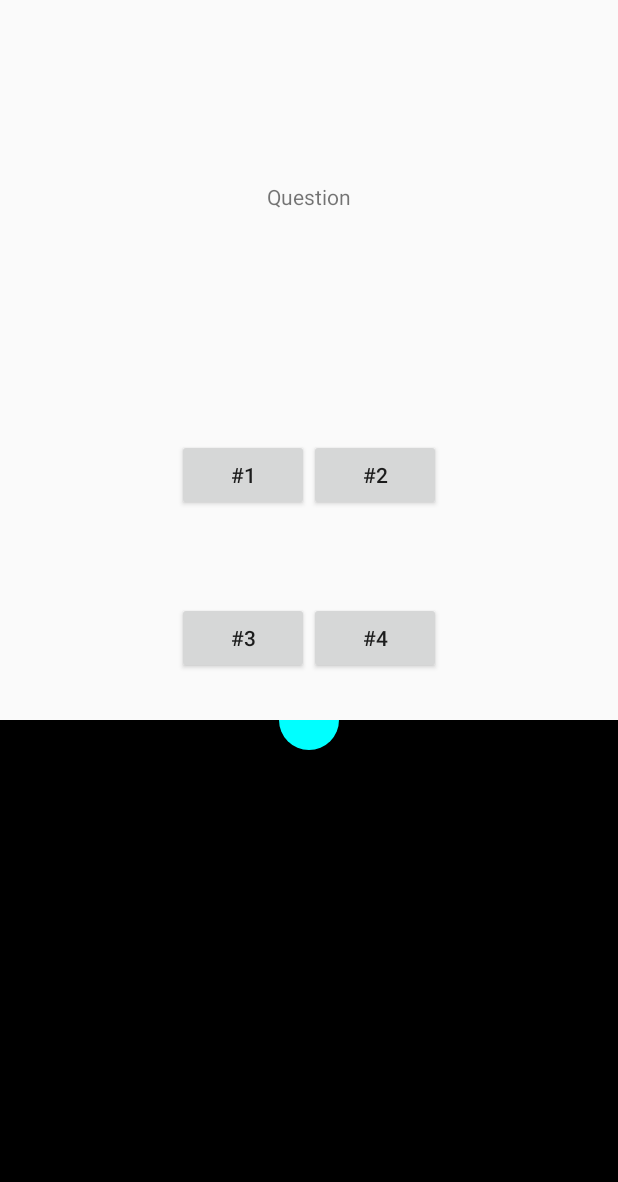
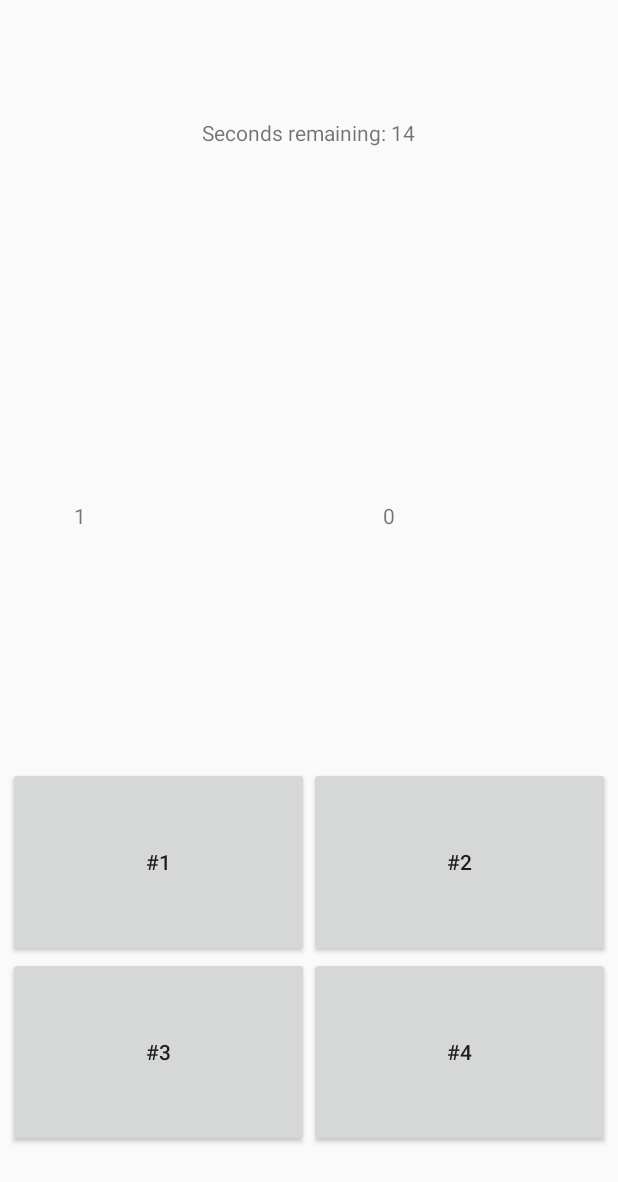
Before and after one commit to LKWBrando/CP3406_Assignment_2, an Android app: the PlayActivity screen opened directly, with no data from a screen before it, on a phone screen of 412 x 824 dp. Shown: the top 1182 px of the screen. Run offline under Robolectric (Android 15) with nearby library versions, the phone set to English and light mode, and no system bars.

Commit message:
Timer added, basic functionality of game activity achieved.
Pending addition of quiz materials, Settings/Preferences, Aesthetics, Highscores table.

```diff
--- a/app/src/main/AndroidManifest.xml
+++ b/app/src/main/AndroidManifest.xml
@@ -9,7 +9,8 @@
         android:roundIcon="@mipmap/ic_launcher_round"
         android:supportsRtl="true"
         android:theme="@style/AppTheme">
-        <activity android:name=".MainActivity"
+        <activity
+            android:name=".MainActivity"
             android:screenOrientation="portrait">
             <intent-filter>
                 <action android:name="android.intent.action.MAIN" />
@@ -20,7 +21,8 @@
         <activity android:name=".SettingsActivity" />
         <activity android:name=".PlayActivity" />
         <activity android:name=".InstructionsActivity" />
-        <activity android:name=".HighScoreActivity"></activity>
+        <activity android:name=".HighScoreActivity" />
+        <activity android:name=".SelectTopicActivity"></activity>
     </application>
 
 </manifest>
--- a/app/src/main/java/example/assignmentone/cp3406/cp3406_assignment_2/DisplayInvisibleBubble.java
+++ /dev/null
@@ -1,59 +0,0 @@
-package example.assignmentone.cp3406.cp3406_assignment_2;
-
-import android.content.Context;
-import android.graphics.Bitmap;
-import android.graphics.Canvas;
-import android.graphics.Color;
-import android.graphics.Paint;
-import android.view.View;
-
-public class DisplayInvisibleBubble extends View {
-
-    int currentHeight, currentWidth, bubbleRadius;
-
-    float cX=0.0f;
-    InvisibleBubble bubble;
-    Bitmap bitmap;
-    Canvas canvas;
-    Paint paint;
-
-    public DisplayInvisibleBubble(Context context) {
-        super(context);
-        paint = new Paint();
-        paint.setColor(Color.BLACK);
-        paint.setStyle(Paint.Style.FILL);
-
-        bubble = new InvisibleBubble(0,0,0);
-    }
-
-    @Override
-    protected void onMeasure(int widthMeasureSpec, int heightMeasureSpec){
-        currentHeight = View.MeasureSpec.getSize(heightMeasureSpec);
-        currentWidth = View.MeasureSpec.getSize(widthMeasureSpec);
-
-        setMeasuredDimension(currentWidth, currentHeight);
-
-        bitmap = Bitmap.createBitmap(currentWidth, currentHeight, Bitmap.Config.ARGB_8888);
-        canvas = new Canvas(bitmap);
-
-        cX = currentWidth /2;
-
-        bubbleRadius = (int)(currentWidth /20);
-        bubble.setR((int) bubbleRadius);
-        bubble.setX((int)cX);
-    }
-
-    @Override
-    protected void onDraw(Canvas canvas) {
-        setBackgroundColor(Color.BLACK);
-
-        bubble.draw(this.canvas, paint);
-
-        canvas.drawBitmap(bitmap, 0, 0, paint);
-        invalidate();
-    }
-
-    public InvisibleBubble getBubble(){
-        return bubble;
-    }
-}
--- a/app/src/main/java/example/assignmentone/cp3406/cp3406_assignment_2/InvisibleBubble.java
+++ /dev/null
@@ -1,41 +0,0 @@
-package example.assignmentone.cp3406.cp3406_assignment_2;
-
-/**
- * Created by Brandon on 22/01/2018.
- */
-import android.graphics.Canvas;
-import android.graphics.Color;
-import android.graphics.Paint;
-
-public class InvisibleBubble {
-        private int x, y, radius;
-
-        public InvisibleBubble(int xP, int yP, int r){
-            x = xP;
-            y = yP;
-            radius = r;
-        }
-
-        public void draw(Canvas c, Paint g){
-            g.setColor(Color.CYAN);
-            c.drawColor(Color.BLACK);
-            c.drawCircle(x, y, radius, g);
-        }
-
-        public void setY(int newYValue){
-            y = newYValue;
-        }
-
-        public void setX(int newXValue){
-            x = newXValue;
-        }
-
-        public void setR(int newRadius){
-            radius = newRadius;
-        }
-
-        public void setXY(int newXValue, int newYValue){
-            x = newXValue;
-            y = newYValue;
-        }
-}
--- a/app/src/main/java/example/assignmentone/cp3406/cp3406_assignment_2/MainActivity.java
+++ b/app/src/main/java/example/assignmentone/cp3406/cp3406_assignment_2/MainActivity.java
@@ -14,13 +14,13 @@ public class MainActivity extends AppCompatActivity {
     }
 
     public void buttonPressed(View view){
-        Intent goToPlay = new Intent(this, PlayActivity.class);
+        Intent goToSelectTopic = new Intent(this, SelectTopicActivity.class);
         Intent goToInstructions = new Intent(this, InstructionsActivity.class);
         Intent goToHighscores = new Intent(this, HighScoreActivity.class);
         Intent goToSettings = new Intent(this, SettingsActivity.class);
         switch(view.getId()){
             case R.id.playButton:
-                startActivity(goToPlay);
+                startActivity(goToSelectTopic);
                 break;
             case R.id.instructionsButton:
                 startActivity(goToInstructions);
--- a/app/src/main/java/example/assignmentone/cp3406/cp3406_assignment_2/PlayActivity.java
+++ b/app/src/main/java/example/assignmentone/cp3406/cp3406_assignment_2/PlayActivity.java
@@ -1,92 +1,66 @@
 package example.assignmentone.cp3406.cp3406_assignment_2;
 
 import android.content.Intent;
-import android.graphics.Color;
+import android.content.SharedPreferences;
 import android.hardware.Sensor;
 import android.hardware.SensorEvent;
 import android.hardware.SensorEventListener;
 import android.hardware.SensorManager;
+import android.os.CountDownTimer;
 import android.support.v7.app.AppCompatActivity;
 import android.os.Bundle;
-import android.widget.LinearLayout;
 import android.widget.TextView;
-
 import java.text.DecimalFormat;
 
 public class PlayActivity extends AppCompatActivity implements SensorEventListener {
-    private float eventX=0.00f;
-    private float xPos=0.00f;
-    private float maxHeight=0.00f,minHeight=0.00f,midHeight=0.00f;
-    private float maxWidth=0.00f,minWidth=0.00f,midWidth=0.00f;
-    private int displayHeight,displayWidth;
+    private SensorManager sensorManager;
+    private TextView questionView, questionNumber, countdownTimer;
+    private SharedPreferences gameSettings; //SharedPreferences of the whole application.
+    private CountDownTimer timer; //CountDownTimer object to keep track of time given for each question.
 
-    private DisplayInvisibleBubble displayInvisibleBubble;
-    private SensorManager sensorManager;
-    private LinearLayout invisiblePlayBg;
-    private TextView questionView;
-    private DecimalFormat df = new DecimalFormat("#.00");
+    private float eventX=0.00f; //Variable eventX used to determine if the phone is being tilted along the x-axis.
+    private DecimalFormat df; //Used to ensure that raw x-axis values are limited to two decimals.
 
-    private int questionCount = 1;
+    private int questionCount = 1; //Keeping track of the number of questions.
+    private long currentTimeScore = 0; //Variable that take the summation of time left on the CountDownTimer if the user chooses the correct answer.
+    private long remainingTime; //Variable that takes the long value of the time left on the CountDownTimer.
 
     @Override
     protected void onCreate(Bundle savedInstanceState) {
         super.onCreate(savedInstanceState);
         setContentView(R.layout.activity_play);
+        sensorManager = (SensorManager) getSystemService(SENSOR_SERVICE);
+        questionView = findViewById(R.id.questionView);
+        questionNumber = findViewById(R.id.questionNumber);
+        countdownTimer = findViewById(R.id.countdownTimer);
+        gameSettings = getSharedPreferences("GameSettings", MODE_PRIVATE);
 
-        displayInvisibleBubble = new DisplayInvisibleBubble(this);
+        questionCount = gameSettings.getInt("QuestionCount", questionCount);
+        currentTimeScore = gameSettings.getLong("timeScore", 0);
 
-        invisiblePlayBg = findViewById(R.id.invisBubbleBg);
-        invisiblePlayBg.addView(displayInvisibleBubble);
+        questionView.setText(Long.toString(currentTimeScore)); //testing
 
-        sensorManager = (SensorManager) getSystemService(SENSOR_SERVICE);
-
-        questionView = findViewById(R.id.questionView);
-
+        timer = new CountDownTimer(15000, 1000) {
+            public void onTick(long millisUntilFinished) {
+                countdownTimer.setText("Seconds remaining: " + millisUntilFinished / 1000);
+                remainingTime = millisUntilFinished;
             }
 
-    @Override
-    public void onWindowFocusChanged(boolean focus){
-        displayHeight= displayInvisibleBubble.getHeight();
-        displayWidth= displayInvisibleBubble.getWidth();
-
-        //Setting height boundaries
-        minHeight= (float)0.15*displayHeight;
-        maxHeight=(float)0.85*displayHeight;
-        midHeight=(float)0.5*displayHeight;
-
-        //Setting width boundaries
-        minWidth= (float)0.15*displayWidth;
-        maxWidth=(float)0.85*displayWidth;
-        midWidth=(float)0.5*displayWidth;
+            public void onFinish() {
+                questionCount += 1;
+                gameSettings.edit().putInt("QuestionCount", questionCount).apply();
+                Intent nextQuestion = new Intent(PlayActivity.this, PlayActivity.class);
+                finish();
+                startActivity(nextQuestion);
             }
-
-    @Override
-    public void onAccuracyChanged(Sensor sensor, int accuracy) {
-    }
-
-    @Override
-    public void onSensorChanged(SensorEvent event) {
-        eventX=event.values[0];
-
-        df = new DecimalFormat("#.00");
-        String xStringValue = df.format(eventX); //Parsing to String with 2 decimal places
-
-        eventX = Float.parseFloat(xStringValue); //X coords limited to 2 decimal places
-
-        xPos = getXPosition(eventX, maxWidth, minWidth, midWidth);
-
-        displayInvisibleBubble.getBubble().setX((int)xPos); //Draw Bubble
-
-        if(eventX<=-9.81 || eventX>9.81){
-            questionView.setText("Changed");
-            questionCount += 1;
-        }
+        }.start();
     }
 
     @Override
     protected void onStart() {
         super.onStart();
         sensorManager.registerListener(this, sensorManager.getDefaultSensor(Sensor.TYPE_ACCELEROMETER), SensorManager.SENSOR_DELAY_FASTEST);
+        questionNumber.setText(Integer.toString(questionCount));
     }
 
     @Override
@@ -98,48 +72,37 @@ public class PlayActivity extends AppCompatActivity implements SensorEventListen
     @Override
     protected void onPause() {
         super.onPause();
-        sensorManager.unregisterListener(this);
+        sensorManager.unregisterListener(this); //Stop listener on pause.
     }
 
-
-    public static float getXPosition(float eventX, float maxWidth, float minWidth, float midWidth){ //get new X coords
-        float xPos = 0.00f;
-        if(eventX<=-9.81){
-            xPos=maxWidth;
-        }else if(eventX>9.81){
-            xPos=minWidth;
-        }else if(eventX<0){
-            xPos=midWidth+((0-eventX)/(float)9.81*(midWidth-minWidth));
-        }else if(eventX>0){
-            xPos=midWidth+((0-eventX)/(float)9.81*(maxWidth-midWidth));
-        }else if(eventX==0){
-            xPos=midWidth;
-        }
-        return xPos;
-    }
-    /*if (gyroscopeSensor == null) {
-            Toast.makeText(this, "This device has no gyroscope!", Toast.LENGTH_SHORT).show();
+    @Override
+    protected void onStop() {
+        super.onStop();
+        sensorManager.unregisterListener(this); //Stop listener on stop.
     }
 
-    gyroscopeEventListener = new SensorEventListener() { //Acceleration force along the z axis (including gravity).
     @Override
-        public void onSensorChanged(SensorEvent sensorEvent) {
-            if (sensorEvent.values[2] > 1) {
-                skipQuestion();
-                //getWindow().getDecorView().setBackgroundColor(Color.BLUE);
-            } else if(sensorEvent.values[2] < -1){
-                skipQuestion();
-                //getWindow().getDecorView().setBackgroundColor(Color.YELLOW);
-            }
-            else{
-                questionView.setText("Center");
-                //getWindow().getDecorView().setBackgroundColor(Color.WHITE);
+    public void onSensorChanged(SensorEvent event) {
+        Intent refreshQuestion = new Intent(this, PlayActivity.class);
+        eventX=event.values[0]; //Get current x-axis value
+        df = new DecimalFormat("#.00");
+        String xStringValue = df.format(eventX); //Parsing to String with 2 decimal places
+        eventX = Float.parseFloat(xStringValue); //X coords limited to 2 decimal places
+
+        if(eventX<-9.81 || eventX>9.81){ //If device is tilted to the left or right, along the x-axis, go to next question
+            questionCount += 1;
+            gameSettings.edit().putInt("QuestionCount", questionCount).apply(); //Adding one to question count
+
+            currentTimeScore += remainingTime;
+            gameSettings.edit().putLong("timeScore", currentTimeScore).apply(); //Test
+
+            sensorManager.unregisterListener(this); //Stop listener
+            timer.cancel(); //Stop timer
+            startActivity(refreshQuestion); //Restart Activity with next question
         }
     }
 
     @Override
-        public void onAccuracyChanged(Sensor sensor, int i) {
-
+    public void onAccuracyChanged(Sensor sensor, int accuracy) {
     }
-    };*/
 }
--- a/app/src/main/res/layout/activity_main.xml
+++ b/app/src/main/res/layout/activity_main.xml
@@ -12,7 +12,9 @@
     <TextView
         android:layout_width="wrap_content"
         android:layout_height="wrap_content"
-        android:text="Game Title"
+        android:text="Quick Science"
+        android:textSize="36dp"
+        android:textStyle="italic"
         android:layout_gravity="center"
         android:gravity="center"
         android:layout_weight="6"/>
--- a/app/src/main/res/layout/activity_play.xml
+++ b/app/src/main/res/layout/activity_play.xml
@@ -5,35 +5,66 @@
     android:layout_width="match_parent"
     android:layout_height="match_parent"
     android:orientation="vertical"
-    android:weightSum="10"
+    android:weightSum="8.5"
     tools:context="example.assignmentone.cp3406.cp3406_assignment_2.PlayActivity">
 
     <TextView
-        android:id="@+id/questionView"
+        android:id="@+id/countdownTimer"
         android:layout_width="wrap_content"
         android:layout_height="wrap_content"
+        android:layout_weight="2"
+        android:gravity="center"
+        android:layout_gravity="center"
+        android:text="Timer"/>
+
+    <LinearLayout
+        android:layout_width="match_parent"
+        android:layout_height="wrap_content"
+        android:orientation="horizontal"
         android:layout_gravity="center"
         android:gravity="center"
-        android:text="Question"
-        android:layout_weight="4"/>
+        android:layout_weight="4">
+
+        <TextView
+            android:id="@+id/questionNumber"
+            android:layout_width="wrap_content"
+            android:layout_height="match_parent"
+            android:layout_gravity="center"
+            android:gravity="center"
+            android:layout_weight="1"
+            android:text="Question No."/>
+
+        <TextView
+            android:id="@+id/questionView"
+            android:layout_width="wrap_content"
+            android:layout_height="match_parent"
+            android:layout_gravity="center"
+            android:gravity="center"
+            android:layout_weight="3"
+            android:text="Question" />
+    </LinearLayout>
 
     <LinearLayout
         android:layout_width="match_parent"
         android:layout_height="wrap_content"
         android:layout_weight="1"
         android:gravity="center"
-        android:layout_gravity="center">
+        android:layout_gravity="center"
+        android:layout_marginRight="5dp"
+        android:layout_marginLeft="5dp">
 
         <Button
             android:layout_width="wrap_content"
-            android:layout_height="wrap_content"
+            android:layout_height="match_parent"
             android:layout_gravity="center"
+            android:layout_weight="1"
             android:text="#1" />
 
         <Button
             android:layout_width="wrap_content"
-            android:layout_height="wrap_content"
+            android:layout_height="match_parent"
             android:layout_gravity="center"
+            android:layout_weight="1"
             android:text="#2"/>
     </LinearLayout>
 
@@ -42,26 +73,27 @@
         android:layout_height="wrap_content"
         android:layout_weight="1"
         android:gravity="center"
-        android:layout_gravity="center">
+        android:layout_gravity="center"
+        android:layout_marginRight="5dp"
+        android:layout_marginLeft="5dp">
 
         <Button
             android:layout_width="wrap_content"
-            android:layout_height="wrap_content"
+            android:layout_height="match_parent"
             android:layout_gravity="center"
+            android:layout_weight="1"
             android:text="#3"/>
 
         <Button
             android:layout_width="wrap_content"
-            android:layout_height="wrap_content"
+            android:layout_height="match_parent"
             android:layout_gravity="center"
+            android:layout_weight="1"
             android:text="#4"/>
     </LinearLayout>
 
-    <LinearLayout
-        android:id="@+id/invisBubbleBg"
+    <TextView
         android:layout_width="wrap_content"
-        android:layout_height="100dp"
-        android:orientation="vertical"
-        android:layout_weight="4">
-    </LinearLayout>
+        android:layout_height="wrap_content"
+        android:layout_weight="0.5"/>
 </LinearLayout>
```
Also changed, not shown: app/src/main/java/example/assignmentone/cp3406/cp3406_assignment_2/SelectTopicActivity.java (added, +41 -0 lines), app/src/main/res/layout/activity_select_topic.xml (added, +57 -0 lines), app/src/main/res/layout/activity_settings.xml (+29 -4 lines), app/src/main/res/drawable-v24/menu_bg.jpeg (added). Lines whose indentation alone changed are shown as unchanged.
